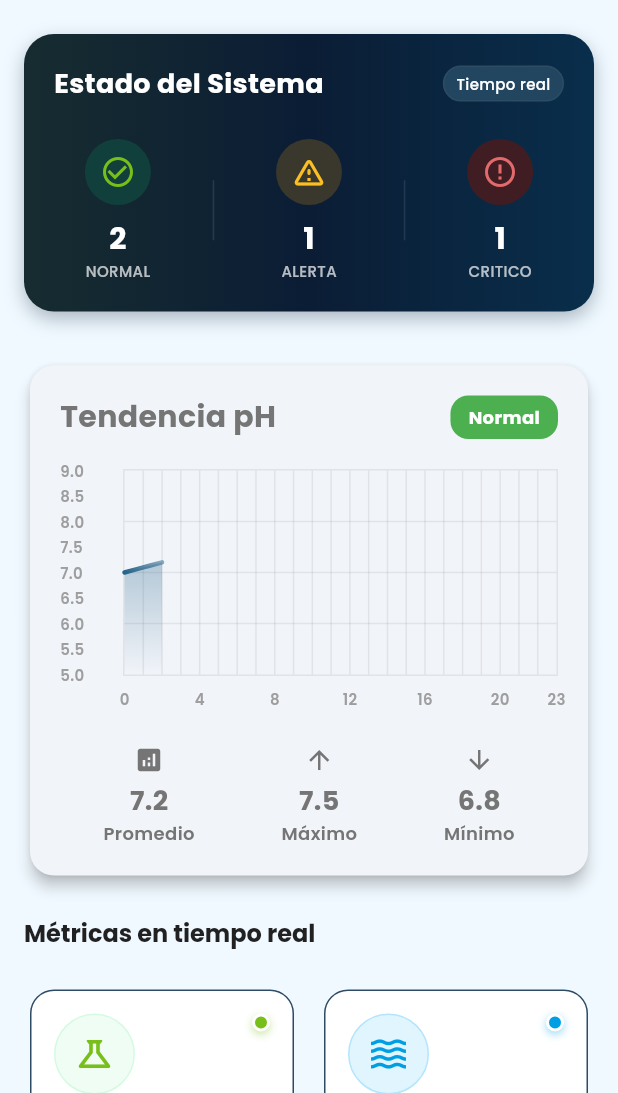
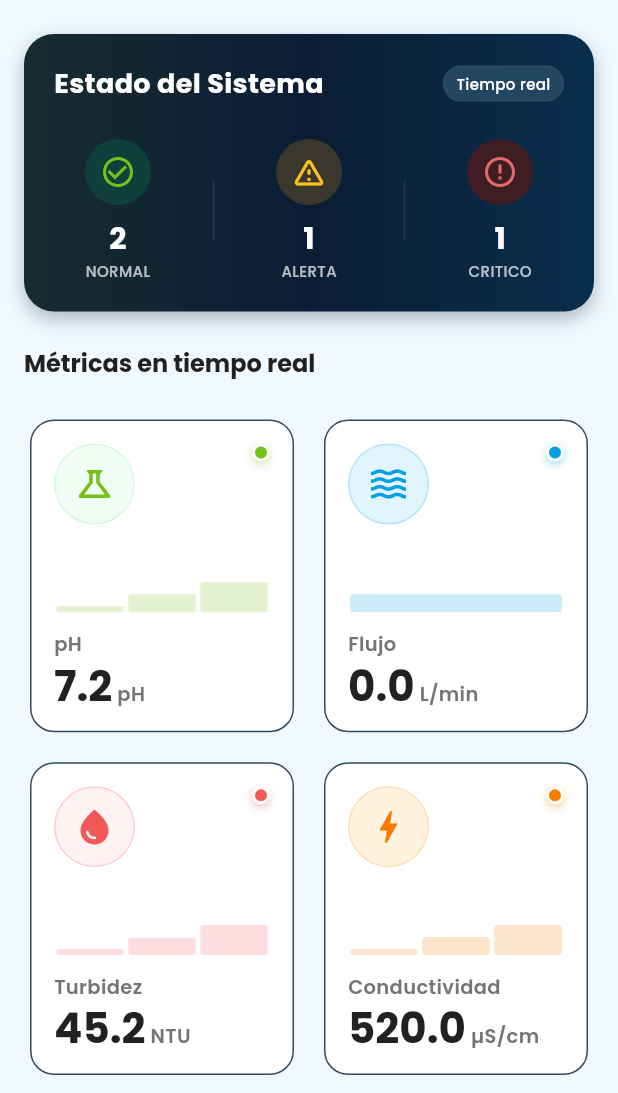
Before and after one commit to xhandlr/water-quality-monitoring, a Flutter app: the DashboardPage screen opened directly, on a phone screen of 412 x 824 dp, the part 143-1236 px from its top. Run offline on Flutter 3.47's test engine with Material 3 defaults, Android fonts, the phone set to English and light mode, and no system bars; drawn by our look-alikes of fl_chart; our stand-ins replace google_fonts; missing offline and left inert: mobile_scanner, mqtt_client.

Commit message:
fix: eliminar código de debug y cambio de color en cards

```diff
--- a/app-mobile/lib/features/monitoring/pages/dashboard_page.dart
+++ b/app-mobile/lib/features/monitoring/pages/dashboard_page.dart
@@ -1,13 +1,10 @@
 import 'dart:async';
 import 'package:flutter/material.dart';
-import 'package:fl_chart/fl_chart.dart';
 import '../../../core/services/mqtt_service.dart';
 import '../models/sensor_reading.dart';
 import '../widgets/dashboard/dashboard_header.dart';
 import '../widgets/dashboard/system_status_card.dart';
 import '../widgets/dashboard/sensor_list_section.dart';
-import '../widgets/dashboard/sensor_trend_chart.dart';
-import '../widgets/time_range_selector.dart';
 
 class DashboardPage extends StatefulWidget {
   const DashboardPage({super.key});
@@ -76,7 +73,7 @@ class _DashboardPageState extends State<DashboardPage> {
             name: sensor.name,
             value: newValue,
             unit: sensor.unit,
-            status: _calculateStatus(newValue, sensor.minThreshold, sensor.maxThreshold),
+            status: sensor.status,
             timestamp: DateTime.now(),
             icon: sensor.icon,
             minThreshold: sensor.minThreshold,
@@ -98,13 +95,6 @@ class _DashboardPageState extends State<DashboardPage> {
       case 'Conductividad': return 'conductividad';
       default: return null;
     }
-  }
-
-  SensorStatus _calculateStatus(double value, double min, double max) {
-    if (value < min || value > max) {
-      return SensorStatus.warning;
-    }
-    return SensorStatus.good;
   }
 
   Future<void> _loadSensorData() async {
@@ -200,24 +190,6 @@ class _DashboardPageState extends State<DashboardPage> {
                     SliverToBoxAdapter(
                       child: SystemStatusCard(readings: _sensorReadings),
                     ),
-                    if (_sensorReadings.isNotEmpty)
-                      SliverToBoxAdapter(
-                        child: SizedBox(
-                          height: 380,
-                          child: SensorTrendChart(
-                            sensorName: 'Tendencia pH',
-                            unit: 'pH',
-                            selectedRange: TimeRange.day24h,
-                            dataPoints: _sensorReadings
-                                .firstWhere((s) => s.name == 'pH')
-                                .history
-                                .asMap()
-                                .entries
-                                .map((e) => FlSpot(e.key.toDouble(), e.value))
-                                .toList(),
-                          ),
-                        ),
-                      ),
                     SliverToBoxAdapter(
                       child: SensorListSection(
                         readings: _sensorReadings,
--- a/app-mobile/lib/features/monitoring/pages/sensor_detail_page.dart
+++ b/app-mobile/lib/features/monitoring/pages/sensor_detail_page.dart
@@ -52,8 +52,6 @@ class _SensorDetailPageState extends State<SensorDetailPage> {
       if (_currentReading.name == 'Flujo') jsonKey = 'flujo';
       if (_currentReading.name == 'pH') jsonKey = 'ph';
       if (_currentReading.name == 'Volumen') jsonKey = 'volumen';
-      if (_currentReading.name == 'Turbidez') jsonKey = 'turbidez';
-      if (_currentReading.name == 'Conductividad') jsonKey = 'conductividad';
 
       if (jsonKey != null && data.containsKey(jsonKey)) {
         final double newValue = (data[jsonKey] as num).toDouble();
--- a/app-mobile/lib/features/monitoring/widgets/sensor_card.dart
+++ b/app-mobile/lib/features/monitoring/widgets/sensor_card.dart
@@ -71,8 +71,7 @@ class SensorCard extends StatelessWidget {
     Color iconBgColor;
     Color iconBorderColor;
 
-    // Override para Turbidez si es crítico
-    if (reading.name == 'Turbidez' && reading.status == SensorStatus.critical) {
+    if (reading.name == 'Turbidez') {
       iconColor = AppColors.turbidezCritical;
       iconBgColor = AppColors.statusCriticalBg;
       iconBorderColor = AppColors.statusCriticalBorder;
```
Also changed, not shown: app-mobile/lib/features/monitoring/widgets/dashboard/sensor_card.dart (+3 -10 lines).
